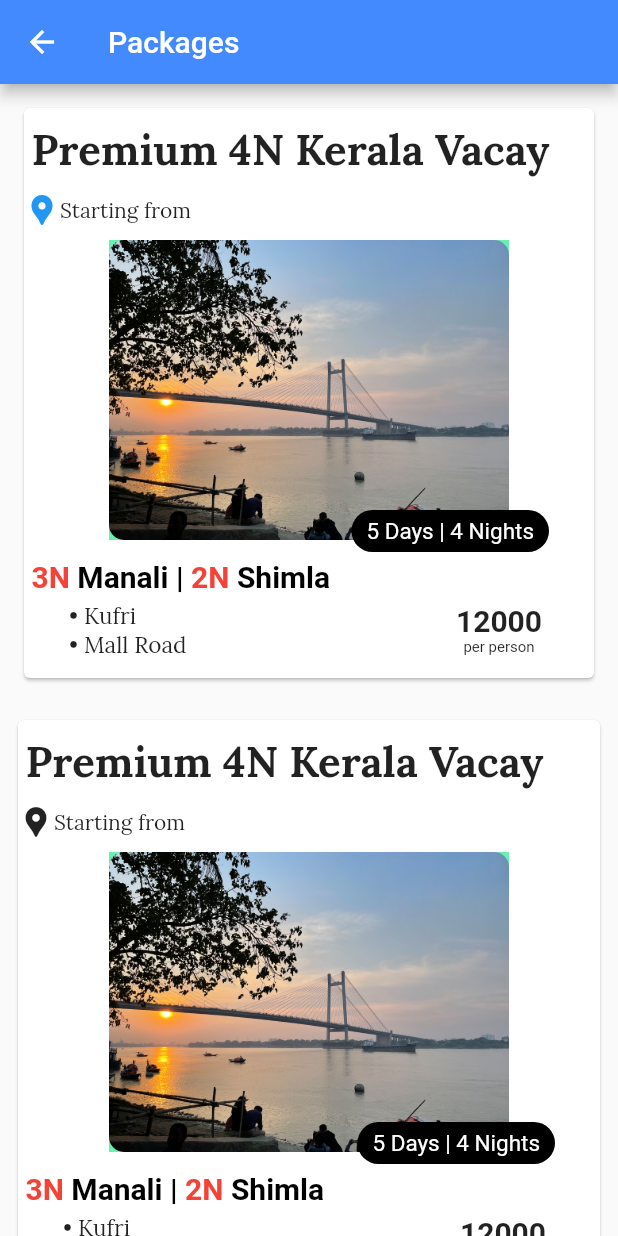
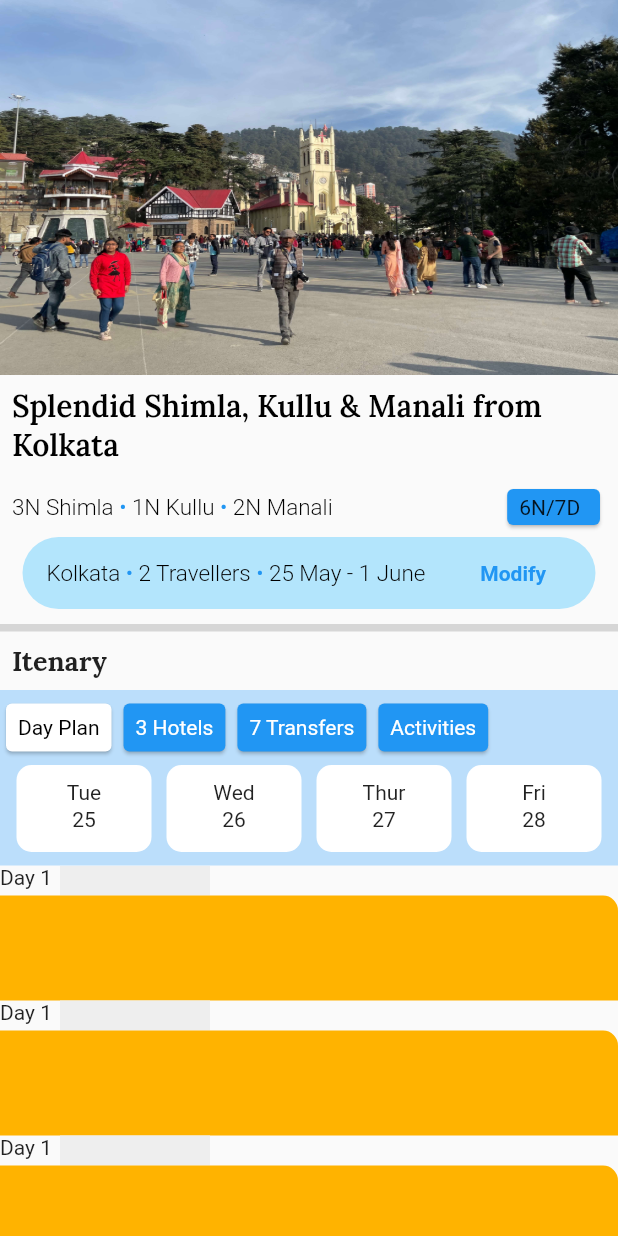
Before and after one commit to Somsubhra92/trip_adviser_dev, a Flutter app: the DestinationDetailsPage screen opened by its route, after a tap on "Premium 4N Kerala Vacay", on a phone screen of 412 x 824 dp. Run offline on Flutter 3.47's test engine with Material 2 defaults, Android fonts, the phone set to English and light mode, and no system bars; our stand-ins replace cloud_firestore, firebase_auth, firebase_core, firebase_database; accounts and stored records are empty.

Commit message:
CF integration

```diff
--- a/lib/custom_classes/destination_package_item.dart
+++ b/lib/custom_classes/destination_package_item.dart
@@ -10,7 +10,9 @@ class DestinationPackageItem extends StatefulWidget {
 class _DestinationPackageItemState extends State<DestinationPackageItem> {
   @override
   Widget build(BuildContext context) {
-    return Column(
+    return Padding(
+      padding: const EdgeInsets.all(8.0),
+      child: Column(
         crossAxisAlignment: CrossAxisAlignment.stretch,
         children: [
           Container(
@@ -93,6 +95,7 @@ class _DestinationPackageItemState extends State<DestinationPackageItem> {
             ],
           ),
         ],
+      ),
     );
   }
 }
@@ -110,7 +113,7 @@ class DestinationImageItem extends StatelessWidget {
             padding: const EdgeInsets.all(8.0),
             child: Container(
               child: ClipRRect(
-                borderRadius: BorderRadius.circular(10),
+                borderRadius: BorderRadius.only(topRight: Radius.circular(10), topLeft: Radius.circular(10)),
                 child: Image.asset(
                   "images/kolkata.jpeg",
                   fit: BoxFit.cover,
@@ -118,7 +121,6 @@ class DestinationImageItem extends StatelessWidget {
               ),
               margin: EdgeInsets.symmetric(horizontal: 5),
               height: 200,
-              color: Colors.greenAccent,
             ),
           ),
         ),
--- a/lib/custom_classes/primary_highlight_item.dart
+++ b/lib/custom_classes/primary_highlight_item.dart
@@ -24,8 +24,8 @@ class _PrimaryHighlightItemsState extends State<PrimaryHighlightItems> {
 
   @override
   Widget build(BuildContext context) {
-    return TextButton(
-      onPressed: () {
+    return GestureDetector(
+      onTap: () {
         print("createDashboardTree");
         ServiceClass.createDashboardTree();
         Navigator.of(context).push(MaterialPageRoute(builder: (context) => PackageSearchPage()));
@@ -37,7 +37,7 @@ class _PrimaryHighlightItemsState extends State<PrimaryHighlightItems> {
           ),
           CircleAvatar(
             child: CircleAvatar(
-              backgroundImage: AssetImage(this.assetUrl),
+              backgroundImage: Image.asset(this.assetUrl, gaplessPlayback: true,).image,
               radius: 32,
             ),
             radius: 35,
--- a/lib/custom_classes/primary_highlight_section.dart
+++ b/lib/custom_classes/primary_highlight_section.dart
@@ -18,7 +18,7 @@ class _PrimaryHighlightSectionState extends State<PrimaryHighlightSection> {
         children: [
           Row(
             children: [
-              Expanded(child: Image.asset("images/background_img.jpeg", fit: BoxFit.fill)),
+              Expanded(child: Image.asset("images/background_img.jpeg", fit: BoxFit.cover, gaplessPlayback: true,)),
             ],
           ),
           Container(
@@ -42,7 +42,7 @@ class _PrimaryHighlightSectionState extends State<PrimaryHighlightSection> {
             ),
           ),
           Padding(
-            padding: const EdgeInsets.only(top: 180.0),
+            padding: const EdgeInsets.only(top: 200.0),
             child: Container(
               child: Card(
                 child: SizedBox(
@@ -55,7 +55,7 @@ class _PrimaryHighlightSectionState extends State<PrimaryHighlightSection> {
             ),
           ),
           Padding(
-            padding: const EdgeInsets.only(top: 180.0),
+            padding: const EdgeInsets.only(top: 200.0),
             child: Row(
               children: [
                 Expanded(
@@ -81,7 +81,7 @@ class _PrimaryHighlightSectionState extends State<PrimaryHighlightSection> {
           ),
         ],
       ),
-      color: Colors.green,
+      // color: Colors.green,
     );
   }
 }
--- a/lib/dashboard_page.dart
+++ b/lib/dashboard_page.dart
@@ -15,6 +15,16 @@ class DashboardPage extends StatefulWidget {
 }
 
 class _DashboardPageState extends State<DashboardPage> {
+
+  void didChangeDependencies()
+  {
+    precacheImage(Image.asset("images/background_img.jpeg").image, context);
+    precacheImage(Image.asset("images/kolkata.jpeg").image, context);
+    precacheImage(Image.asset("images/puri.jpeg").image, context);
+    precacheImage(Image.asset("images/darjeeling.jpg").image, context);
+    super.didChangeDependencies();
+  }
+
   @override
   Widget build(BuildContext context) {
 
@@ -87,7 +97,7 @@ class _HomePageState extends State<HomePage> {
   void initState() {
     // TODO: implement initState
     super.initState();
-    getCurrentUser();
+    // getCurrentUser();
   }
 
   void getCurrentUser()
--- a/lib/destination_package_page.dart
+++ b/lib/destination_package_page.dart
@@ -1,5 +1,7 @@
 import 'package:flutter/material.dart';
 import 'package:trip_adviser/custom_classes/destination_package_item.dart';
+import 'package:trip_adviser/package_details_page.dart';
+import 'package:trip_adviser/sign_up_page.dart';
 
 class DestinationDetailsPage extends StatefulWidget {
   const DestinationDetailsPage({Key? key}) : super(key: key);
@@ -9,6 +11,11 @@ class DestinationDetailsPage extends StatefulWidget {
 }
 
 class _DestinationDetailsPageState extends State<DestinationDetailsPage> {
+  openPackagesDetails() {
+    Navigator.of(context)
+        .push(MaterialPageRoute(builder: (context) => PackageDetailsPage()));
+  }
+
   @override
   Widget build(BuildContext context) {
     return Scaffold(
@@ -16,21 +23,21 @@ class _DestinationDetailsPageState extends State<DestinationDetailsPage> {
         title: Text("Packages"),
         backgroundColor: Colors.blueAccent,
       ),
-      body: GridView.count(
-        crossAxisCount: 1,
+      body: ListView(
         children: [
-          Padding(
-            padding: const EdgeInsets.all(4.0),
-            child: TextButton(
-              onPressed: (){},
-              child: Card(
-                child: DestinationPackageItem(),
-                color: Colors.blue[20],
-              ),
+          GestureDetector(
+            onTap: () {
+              openPackagesDetails();
+            },
+            child: Card(
+              child: DestinationPackageItem(),
+              color: Colors.blue[20],
             ),
           ),
-          Padding(
-            padding: const EdgeInsets.all(8.0),
+          GestureDetector(
+            onTap: () {
+              openPackagesDetails();
+            },
             child: Card(
               child: DestinationPackageItem(),
               color: Colors.blue[20],
--- /dev/null
+++ b/lib/package_details_page.dart
@@ -0,0 +1,379 @@
+import 'package:flutter/material.dart';
+
+class PackageDetailsPage extends StatefulWidget {
+  const PackageDetailsPage({Key? key}) : super(key: key);
+
+  @override
+  State<PackageDetailsPage> createState() => _PackageDetailsPageState();
+}
+
+class _PackageDetailsPageState extends State<PackageDetailsPage> {
+  @override
+  Widget build(BuildContext context) {
+    return Scaffold(
+      body: Column(
+        crossAxisAlignment: CrossAxisAlignment.stretch,
+        children: [
+          Container(
+            child: TopSection(),
+          ),
+          Container(
+            child: BottomSection(),
+          ),
+          Flexible(
+            child: ListView(
+              padding: EdgeInsets.zero,
+              children: [
+                DetailsCard(),
+                DetailsCard(),
+                DetailsCard(),
+                DetailsCard(),
+                DetailsCard(),
+                DetailsCard(),
+              ],
+            ),
+          )
+        ],
+      ),
+    );
+  }
+}
+
+class TopSection extends StatefulWidget {
+  const TopSection({Key? key}) : super(key: key);
+
+  @override
+  State<TopSection> createState() => _TopSectionState();
+}
+
+class _TopSectionState extends State<TopSection> {
+  @override
+  Widget build(BuildContext context) {
+    return Column(
+      crossAxisAlignment: CrossAxisAlignment.stretch,
+      children: [
+        Image(
+          image: AssetImage("images/shimla.jpeg"),
+          height: 250,
+          fit: BoxFit.fill,
+        ),
+        Padding(
+          padding: const EdgeInsets.all(8.0),
+          child: Text(
+            "Splendid Shimla, Kullu & Manali from Kolkata",
+            style: TextStyle(
+                fontFamily: "Lora",
+                color: Colors.black,
+                fontWeight: FontWeight.w600,
+                fontSize: 20),
+          ),
+        ),
+        Padding(
+          padding: const EdgeInsets.symmetric(vertical: 4.0, horizontal: 8.0),
+          child: Row(
+            children: [
+              Expanded(
+                child: RichText(
+                  text: TextSpan(
+                    style: TextStyle(
+                        fontFamily: "Lora",
+                        fontSize: 15,
+                        fontWeight: FontWeight.w300),
+                    children: [
+                      TextSpan(
+                        text: "3N Shimla ",
+                        style: TextStyle(color: Colors.black),
+                      ),
+                      TextSpan(
+                        text: "\u2022",
+                        style: TextStyle(color: Colors.blue),
+                      ),
+                      TextSpan(
+                        text: " 1N Kullu ",
+                        style: TextStyle(color: Colors.black),
+                      ),
+                      TextSpan(
+                        text: "\u2022",
+                        style: TextStyle(color: Colors.blue),
+                      ),
+                      TextSpan(
+                        text: " 2N Manali",
+                        style: TextStyle(color: Colors.black),
+                      ),
+                    ],
+                  ),
+                ),
+                flex: 14,
+              ),
+              Expanded(
+                child: Card(
+                  color: Colors.blue,
+                  child: Padding(
+                    padding: const EdgeInsets.symmetric(
+                        horizontal: 8.0, vertical: 4.0),
+                    child: Text(
+                      "6N/7D",
+                    ),
+                  ),
+                ),
+                flex: 3,
+              )
+            ],
+          ),
+        ),
+        Container(
+          margin: EdgeInsets.symmetric(horizontal: 15.0),
+          child: Padding(
+            padding: const EdgeInsets.symmetric(horizontal: 16.0),
+            child: Row(
+              children: [
+                Expanded(
+                  child: RichText(
+                    text: TextSpan(
+                      style: TextStyle(
+                          fontFamily: "Lora",
+                          fontSize: 15,
+                          fontWeight: FontWeight.w300),
+                      children: [
+                        TextSpan(
+                          text: "Kolkata ",
+                          style: TextStyle(color: Colors.black),
+                        ),
+                        TextSpan(
+                          text: "\u2022",
+                          style: TextStyle(color: Colors.blue),
+                        ),
+                        TextSpan(
+                          text: " 2 Travellers ",
+                          style: TextStyle(color: Colors.black),
+                        ),
+                        TextSpan(
+                          text: "\u2022",
+                          style: TextStyle(color: Colors.blue),
+                        ),
+                        TextSpan(
+                          text: " 25 May - 1 June",
+                          style: TextStyle(color: Colors.black),
+                        ),
+                      ],
+                    ),
+                  ),
+                  flex: 7,
+                ),
+                Expanded(
+                  child: TextButton(
+                    onPressed: () {},
+                    child: Text(
+                      "Modify",
+                      style: TextStyle(fontWeight: FontWeight.w600),
+                    ),
+                  ),
+                  flex: 2,
+                )
+              ],
+            ),
+          ),
+          decoration: BoxDecoration(
+              borderRadius: BorderRadius.circular(50),
+              color: Colors.lightBlue[100]),
+        ),
+        SizedBox(
+          height: 10,
+        )
+      ],
+    );
+  }
+}
+
+class BottomSection extends StatefulWidget {
+  const BottomSection({Key? key}) : super(key: key);
+
+  @override
+  State<BottomSection> createState() => _BottomSectionState();
+}
+
+class _BottomSectionState extends State<BottomSection> {
+  @override
+  Widget build(BuildContext context) {
+    return Column(
+      crossAxisAlignment: CrossAxisAlignment.stretch,
+      children: [
+        Container(
+          child: SizedBox(
+            height: 5,
+          ),
+          color: Colors.grey[350],
+        ),
+        Padding(
+          padding: EdgeInsets.all(8),
+          child: Text(
+            "Itenary",
+            style: TextStyle(
+                fontFamily: "Lora", fontWeight: FontWeight.bold, fontSize: 18),
+          ),
+        ),
+        Container(
+          color: Colors.blue[100],
+          child: Column(
+            children: [
+              SizedBox(
+                height: 5,
+              ),
+              Row(
+                children: [
+                  Card(
+                    color: Colors.white,
+                    child: Padding(
+                      padding: const EdgeInsets.symmetric(
+                          horizontal: 8.0, vertical: 8.0),
+                      child: Text(
+                        "Day Plan",
+                        style: TextStyle(color: Colors.black),
+                      ),
+                    ),
+                  ),
+                  Card(
+                    color: Colors.blue,
+                    child: Padding(
+                      padding: const EdgeInsets.symmetric(
+                          horizontal: 8.0, vertical: 8.0),
+                      child: Text(
+                        "3 Hotels",
+                        style: TextStyle(color: Colors.white),
+                      ),
+                    ),
+                  ),
+                  Card(
+                    color: Colors.blue,
+                    child: Padding(
+                      padding: const EdgeInsets.symmetric(
+                          horizontal: 8.0, vertical: 8.0),
+                      child: Text(
+                        "7 Transfers",
+                        style: TextStyle(color: Colors.white),
+                      ),
+                    ),
+                  ),
+                  Card(
+                    color: Colors.blue,
+                    child: Padding(
+                      padding: const EdgeInsets.symmetric(
+                          horizontal: 8.0, vertical: 8.0),
+                      child: Text(
+                        "Activities",
+                        style: TextStyle(color: Colors.white),
+                      ),
+                    ),
+                  )
+                ],
+              ),
+              SingleChildScrollView(
+                scrollDirection: Axis.horizontal,
+                child: Row(
+                  children: [
+                    DateCard(
+                      day: "Tue",
+                      date: "25",
+                    ),
+                    DateCard(
+                      day: "Wed",
+                      date: "26",
+                    ),
+                    DateCard(
+                      day: "Thur",
+                      date: "27",
+                    ),
+                    DateCard(
+                      day: "Fri",
+                      date: "28",
+                    ),
+                  ],
+                ),
+              ),
+              SizedBox(
+                height: 4,
+              )
+            ],
+          ),
+        )
+      ],
+    );
+  }
+}
+
+class DateCard extends StatefulWidget {
+  final String day;
+  final String date;
+
+  const DateCard({Key? key, required this.day, required this.date})
+      : super(key: key);
+
+  @override
+  State<DateCard> createState() =>
+      _DateCardState(day: this.day, date: this.date);
+}
+
+class _DateCardState extends State<DateCard> {
+  final String day;
+  final String date;
+
+  _DateCardState({required this.day, required this.date});
+
+  @override
+  Widget build(BuildContext context) {
+    return Container(
+      padding: EdgeInsets.all(10),
+      child: Column(
+        children: [
+          Text(this.day),
+          SizedBox(
+            height: 2,
+          ),
+          Text(this.date),
+        ],
+      ),
+      height: 58,
+      width: 90,
+      decoration: BoxDecoration(
+          color: Colors.white, borderRadius: BorderRadius.circular(10)),
+      margin: EdgeInsets.all(5),
+    );
+  }
+}
+
+class DetailsCard extends StatefulWidget {
+  const DetailsCard({Key? key}) : super(key: key);
+
+  @override
+  State<DetailsCard> createState() => _DetailsCardState();
+}
+
+class _DetailsCardState extends State<DetailsCard> {
+  @override
+  Widget build(BuildContext context) {
+    return Container(
+      child: Column(
+        children: [
+          Row(
+            children: [
+              Container(height: 20,width: 40,child: Text("Day 1"),),
+              Container(height: 20,width: 100,decoration: BoxDecoration(
+                color: Colors.grey[200]
+              ),)
+            ],
+          ),
+          Container(
+            decoration: BoxDecoration(
+              color: Colors.amber[600],
+              borderRadius: BorderRadius.only(
+                topRight: Radius.circular(10),
+              ),
+            ),
+            height: 70,
+            width: 1000,
+          ),
+        ],
+      ),
+    );
+  }
+}
--- a/lib/package_search_page.dart
+++ b/lib/package_search_page.dart
@@ -190,6 +190,7 @@ class _HolidayThemeSectionState extends State<HolidayThemeSection> {
   Widget build(BuildContext context) {
     return Flexible(
       child: Card(
+        child: SingleChildScrollView(
           child: Column(
             crossAxisAlignment: CrossAxisAlignment.stretch,
             children: [
@@ -205,6 +206,7 @@ class _HolidayThemeSectionState extends State<HolidayThemeSection> {
                 ),
               ),
             ],
+          ),
         ),
       ),
     );
```
Also changed, not shown: images/background_img.jpeg, images/kolkata.jpeg, images/shimla.jpeg, images/signup.jpg, 2 other files. Lines whose indentation alone changed are shown as unchanged.
